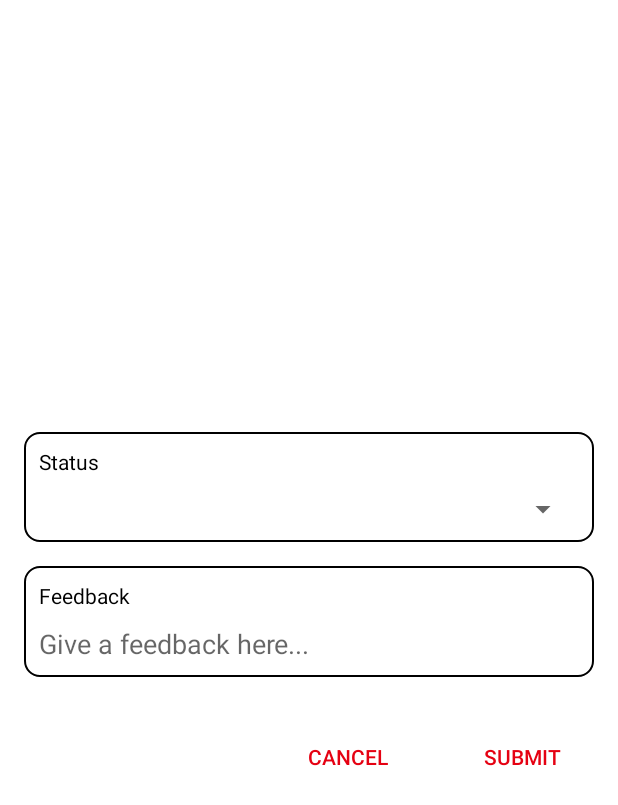
After one commit to engbody/JalinATM, an Android app: the layout activity_feedback.xml on its own in the app's theme, with its tools: preview values and no code run, on a phone screen of 412 x 824 dp. The commit adds this screen. Shown: the top 805 px of the screen. Run offline under Robolectric (Android 15) with nearby library versions, the phone set to English and light mode, and no system bars.

Commit message:
Add Feedback dialog and bug fix

```diff
--- /dev/null
+++ b/app/src/main/res/layout/activity_feedback.xml
@@ -0,0 +1,95 @@
+<?xml version="1.0" encoding="utf-8"?>
+<LinearLayout xmlns:android="http://schemas.android.com/apk/res/android"
+    xmlns:app="http://schemas.android.com/apk/res-auto"
+    xmlns:tools="http://schemas.android.com/tools"
+    android:layout_width="match_parent"
+    android:layout_height="wrap_content"
+    android:background="@color/white"
+    android:layout_gravity="center"
+    android:orientation="vertical"
+    tools:context=".FeedbackActivity">
+
+    <LinearLayout
+        android:id="@+id/status_layout"
+        android:background="@drawable/rounded_layout"
+        android:layout_width="match_parent"
+        android:layout_height="wrap_content"
+        android:layout_margin="16dp"
+        android:orientation="vertical">
+
+        <TextView
+            android:layout_width="match_parent"
+            android:layout_height="wrap_content"
+            android:layout_margin="10dp"
+            android:text="@string/status_label"
+            android:textColor="@color/md_black_1000"/>
+
+        <Spinner
+            android:id="@+id/status_spinner"
+            android:layout_width="match_parent"
+            android:layout_height="wrap_content"
+            android:layout_marginStart="10dp"
+            android:layout_marginEnd="10dp"
+            android:layout_marginBottom="10dp"/>
+    </LinearLayout>
+
+    <LinearLayout
+        android:id="@+id/feedback_layout"
+        android:background="@drawable/rounded_layout"
+        android:layout_width="match_parent"
+        android:layout_height="wrap_content"
+        android:layout_marginStart="16dp"
+        android:layout_marginBottom="16dp"
+        android:layout_marginEnd="16dp"
+        android:orientation="vertical">
+
+        <TextView
+            android:layout_width="match_parent"
+            android:layout_height="wrap_content"
+            android:layout_margin="10dp"
+            android:text="@string/feedback_label"
+            android:textColor="@color/md_black_1000"/>
+
+        <EditText
+            android:id="@+id/et_feedback"
+            android:layout_height="wrap_content"
+            android:layout_marginStart="10dp"
+            android:layout_marginEnd="10dp"
+            android:layout_marginBottom="10dp"
+            android:hint="@string/feedback_hint"
+            android:inputType="textMultiLine"
+            android:background="@android:color/transparent"
+            android:layout_width="match_parent"/>
+    </LinearLayout>
+
+    <LinearLayout
+        android:layout_width="match_parent"
+        android:layout_marginStart="16dp"
+        android:layout_marginEnd="16dp"
+        android:layout_marginBottom="10dp"
+        android:gravity="end"
+        android:layout_height="wrap_content">
+        <android.support.v7.widget.AppCompatButton
+            style="?attr/buttonBarPositiveButtonStyle"
+            android:layout_width="wrap_content"
+            android:layout_height="wrap_content"
+            android:layout_marginTop="10dp"
+            android:layout_marginBottom="10dp"
+            android:layout_marginEnd="30dp"
+            android:textColor="@color/red_logo"
+            android:id="@+id/cancel_button"
+            android:text="@string/cancel_label" />
+        <android.support.v7.widget.AppCompatButton
+            style="?attr/buttonBarPositiveButtonStyle"
+            android:layout_width="wrap_content"
+            android:layout_marginEnd="10dp"
+            android:layout_marginStart="10dp"
+            android:layout_marginTop="10dp"
+            android:layout_height="wrap_content"
+            android:textColor="@color/red_logo"
+            android:id="@+id/submit_button"
+            android:text="@string/submit_label" />
+    </LinearLayout>
+
+
+</LinearLayout>
--- a/app/src/main/res/values/strings.xml
+++ b/app/src/main/res/values/strings.xml
@@ -41,4 +41,13 @@
     <string name="no_internet_connection">No Internet Connection</string>
     <string name="no_internet_connection_toast">You don\'t have any internet connection</string>
     <string name="check_permission">Please enable any application permission on settings</string>
+    <string-array name="status_array">
+        <item>Closed</item>
+        <item>Not Closed</item>
+    </string-array>
+    <string name="status_label" translatable="false">Status</string>
+    <string name="feedback_label">Feedback</string>
+    <string name="feedback_hint">Give a feedback here...</string>
+    <string name="submit_label">Submit</string>
+    <string name="cancel_label">Cancel</string>
 </resources>
```
Also changed, not shown: app/src/main/AndroidManifest.xml (+8 -7 lines), app/src/main/java/com/swg/jalinatm/FeedbackActivity.java (added, +81 -0 lines), app/src/main/java/com/swg/jalinatm/HomeActivity.java (+13 -2 lines), app/src/main/java/com/swg/jalinatm/TicketDetailActivity.java (+22 -6 lines), 1 other file.
